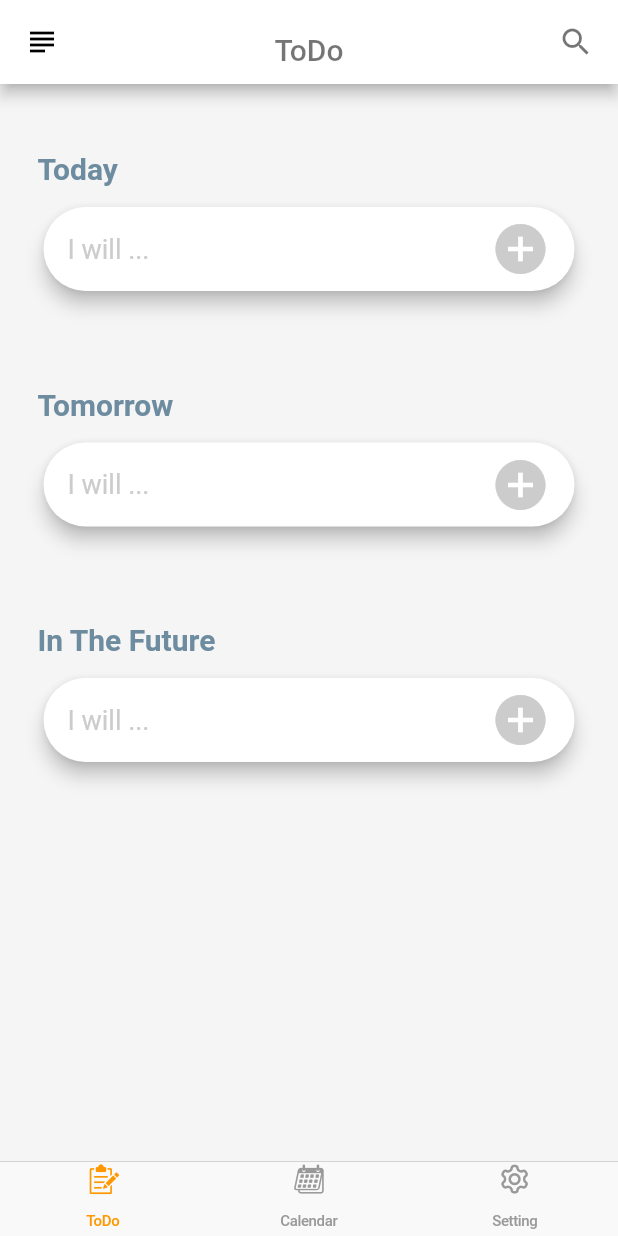
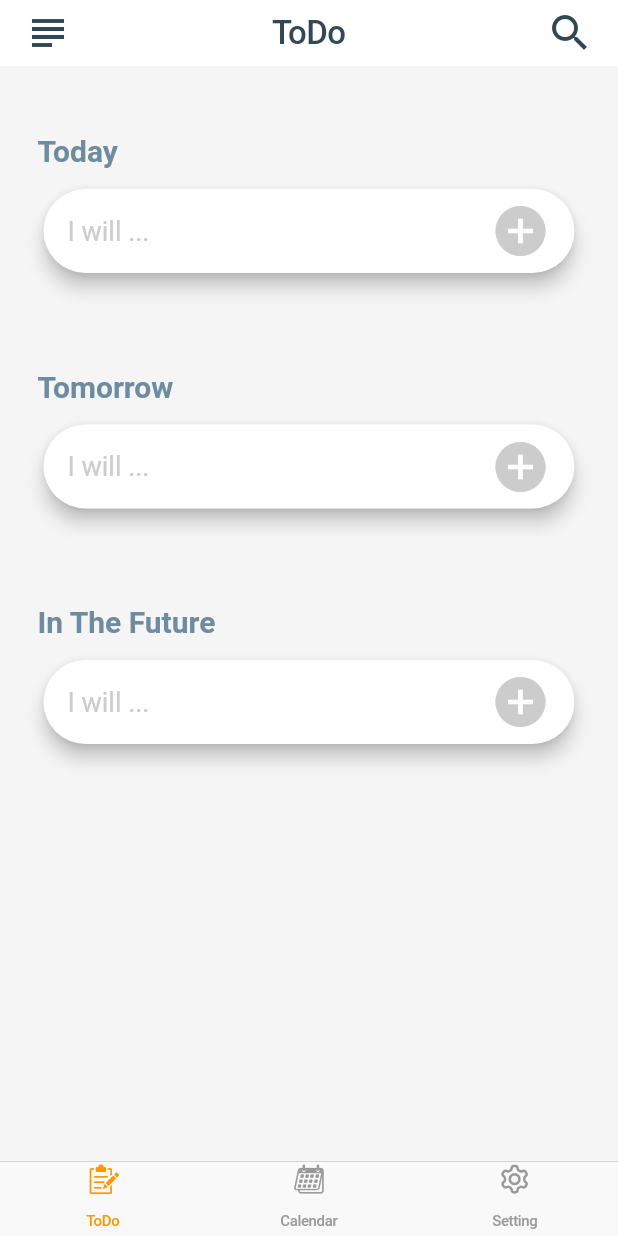
Before and after one commit to zmoghbel/ZiPlanner, a Flutter app: the screen it shows after launch, on a phone screen of 412 x 824 dp. Run offline on Flutter 3.47's test engine with Material 2 defaults, Android fonts, the phone set to English and light mode, and no system bars.

Commit message:
removing Plattform

```diff
--- a/lib/components/top-bar.dart
+++ b/lib/components/top-bar.dart
@@ -1,6 +1,6 @@
 import 'package:flutter/material.dart';
 import 'package:flutter/cupertino.dart';
-import 'dart:io' show Platform;
+//import 'dart:io' show Platform;
 
 import '../ico_planner_icons.dart';
 
@@ -19,7 +19,33 @@ class TopBar extends StatelessWidget {
 
   @override
   Widget build(BuildContext context) {
-    if (Platform.isAndroid) {
+    return CupertinoPageScaffold(
+      navigationBar: CupertinoNavigationBar(
+        // border: Border(
+        //   bottom: BorderSide(width: 3, color: Theme.of(context).dividerColor),
+        // ),
+        backgroundColor: Colors.white,
+        heroTag: uniqueHeroTag,
+        transitionBetweenRoutes: false,
+        leading: Icon(
+          Icons.subject,
+          color: Color(0xFF324755),
+        ),
+        middle: Text(
+          text,
+          style: style,
+        ),
+        trailing: Icon(
+          Icons.search,
+          color: Color(0xFF324755),
+        ),
+      ),
+      child: child,
+    );
+  }
+}
+
+/*if (Platform.isAndroid) {
       return Scaffold(
         appBar: AppBar(
           backgroundColor: Colors.white,
@@ -30,11 +56,13 @@ class TopBar extends StatelessWidget {
           ),
           title: Container(
             margin: EdgeInsets.fromLTRB(5, 20, 5, 10),
-            child: Text(text,
-                style: TextStyle(
-                  color: Colors.black54,
-                  fontSize: 20,
-                )),
+            child: Text(
+              text,
+              style: TextStyle(
+                color: Colors.black54,
+                fontSize: 20,
+              ),
+            ),
           ),
           actions: [
             Padding(
@@ -48,20 +76,4 @@ class TopBar extends StatelessWidget {
         ),
         body: SafeArea(child: child),
       );
-    } else {
-      return CupertinoPageScaffold(
-        navigationBar: CupertinoNavigationBar(
-          backgroundColor: Colors.white,
-          heroTag: uniqueHeroTag,
-          transitionBetweenRoutes: false,
-          leading: Icon(IcoPlanner.check),
-          middle: Text(
-            text,
-            style: style,
-          ),
-        ),
-        child: child,
-      );
-    }
-  }
-}
+    } else {};*/
```
